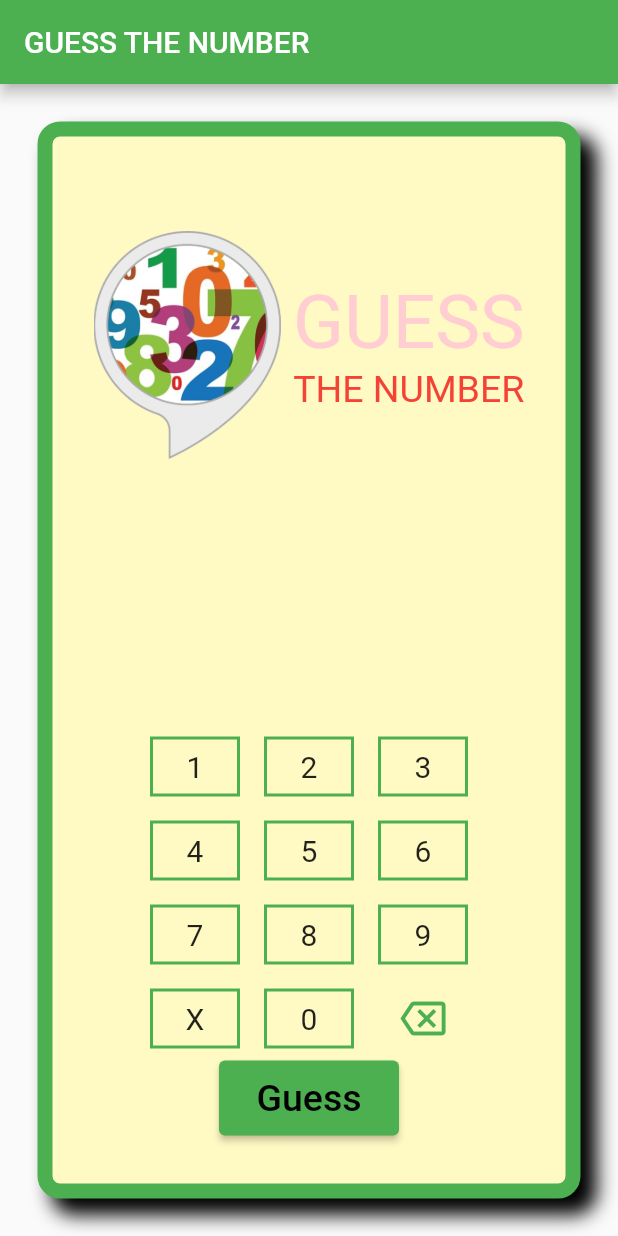
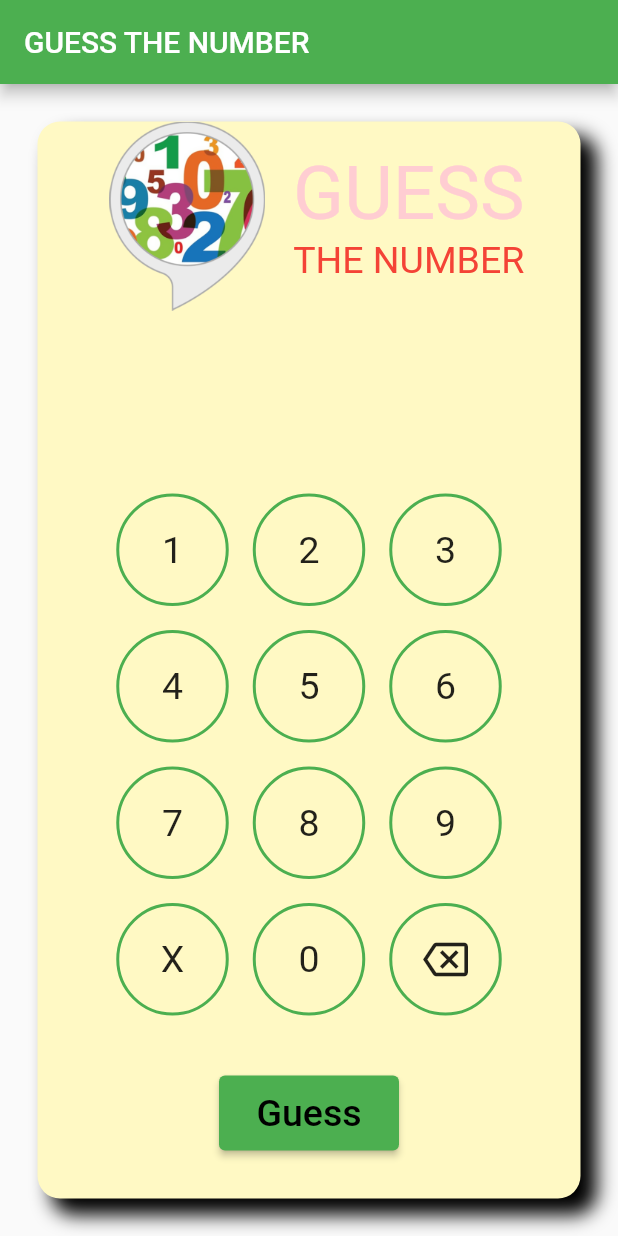
Before and after one commit to Navaphat/assignment_8, a Flutter app: the screen it shows after launch, on a phone screen of 412 x 824 dp. Run offline on Flutter 3.47's test engine with Material 2 defaults, Android fonts, the phone set to English and light mode, and no system bars.

Commit message:
Initial Commit

```diff
--- a/lib/main.dart
+++ b/lib/main.dart
@@ -29,7 +29,7 @@
   @override
   State<HomePage> createState() => _HomePageState();
 
-  static const buttonSize = 60.0;
+  static const buttonSize = 75.0;
 }
 
 class _HomePageState extends State<HomePage> {
@@ -49,7 +49,6 @@
         child: Container(
           decoration: BoxDecoration(
             color: Colors.yellow.shade100,
-            border: Border.all(width: 10.0, color: Colors.green),
             borderRadius: BorderRadius.circular(15.0),
             boxShadow: [
               BoxShadow(
@@ -60,9 +59,8 @@
               ),
             ],
           ),
-          child: Center(
           child: Column(
-              mainAxisAlignment: MainAxisAlignment.center,
+            mainAxisAlignment: MainAxisAlignment.spaceBetween,
             children: [
                 Expanded(
                   child: Row(
@@ -125,7 +123,7 @@
               ),
 
               Padding(
-                  padding: const EdgeInsets.only(bottom: 32.0),
+                padding: const EdgeInsets.only(bottom: 32.0, top: 32.0),
                 child: SizedBox(
                   height: 50.0,
                   width: 120.0,
@@ -152,7 +150,6 @@
           ),
         ),
       ),
-      ),
     );
   }
 
@@ -160,23 +157,18 @@
   String _input = '';
   Widget buildButton({int? num}) {
     Widget? child;
-    BoxDecoration? boxDecoration;
+    BoxDecoration? boxDecoration = BoxDecoration(
+        shape: BoxShape.circle,
+        border: Border.all(color: Colors.green, width: 2.0,),
+    );
 
     if(num == -1)
-      child = Icon(Icons.backspace_outlined, size: 30.0, color: Colors.green,);
+      child = Icon(Icons.backspace_outlined, size: 30.0,);
     else if(num == -2) {
-      child = Text('X', style: TextStyle(fontSize: 20.0),);
-      boxDecoration = BoxDecoration(
-        shape: BoxShape.rectangle,
-        border: Border.all(color: Colors.green, width: 2.0),
-      );
+      child = Text('X', style: TextStyle(fontSize: 25.0),);
     }
     else{
-      child = Text('${num}', style: TextStyle(fontSize: 20.0),);
-      boxDecoration = BoxDecoration(
-        shape: BoxShape.rectangle,
-        border: Border.all(color: Colors.green, width: 2.0),
-      );
+      child = Text('${num}', style: TextStyle(fontSize: 25.0),);
     }
 
     return Padding(
@@ -192,9 +184,10 @@
               _input = '';
           });
         },
+        borderRadius: BorderRadius.circular(37.5),
         child: Container(
           width: HomePage.buttonSize,
-          height: 40,
+          height: HomePage.buttonSize,
           decoration: boxDecoration,
           alignment: Alignment.center,
           child: child,
```
Lines whose indentation alone changed are shown as unchanged.
